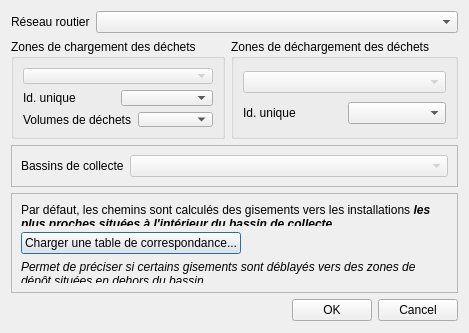
Qt form dialog_pluscourtchemin.ui (quythytruong/depos_outils_simu) before a commit.
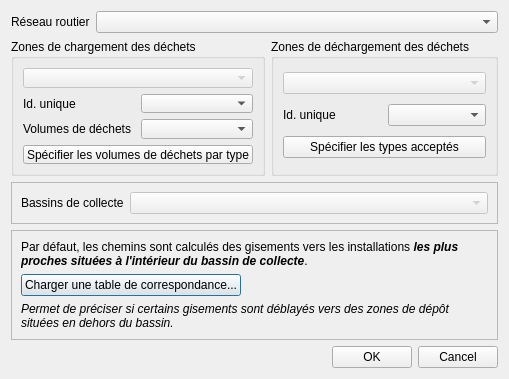
The same form after that commit. Custom widgets are drawn as their Qt base class.

Commit message: Ajout/Mise à jour de quelques UI

Patch:
```diff
--- a/dialog_pluscourtchemin.ui
+++ b/dialog_pluscourtchemin.ui
@@ -6,8 +6,8 @@
    <rect>
     <x>0</x>
     <y>0</y>
-    <width>414</width>
-    <height>333</height>
+    <width>506</width>
+    <height>379</height>
    </rect>
   </property>
   <property name="windowTitle">
@@ -78,6 +78,13 @@
           </item>
          </layout>
         </item>
+        <item>
+         <widget class="QPushButton" name="pushButton_3">
+          <property name="text">
+           <string>Spécifier les volumes de déchets par type</string>
+          </property>
+         </widget>
+        </item>
        </layout>
       </widget>
      </item>
@@ -108,6 +115,13 @@
           </item>
          </layout>
         </item>
+        <item>
+         <widget class="QPushButton" name="pushButton_4">
+          <property name="text">
+           <string>Spécifier les types acceptés</string>
+          </property>
+         </widget>
+        </item>
        </layout>
       </widget>
      </item>
```
Left out of the diff: 32 changed lines with no effect on the pictures. The commit also changes 6 other files.
